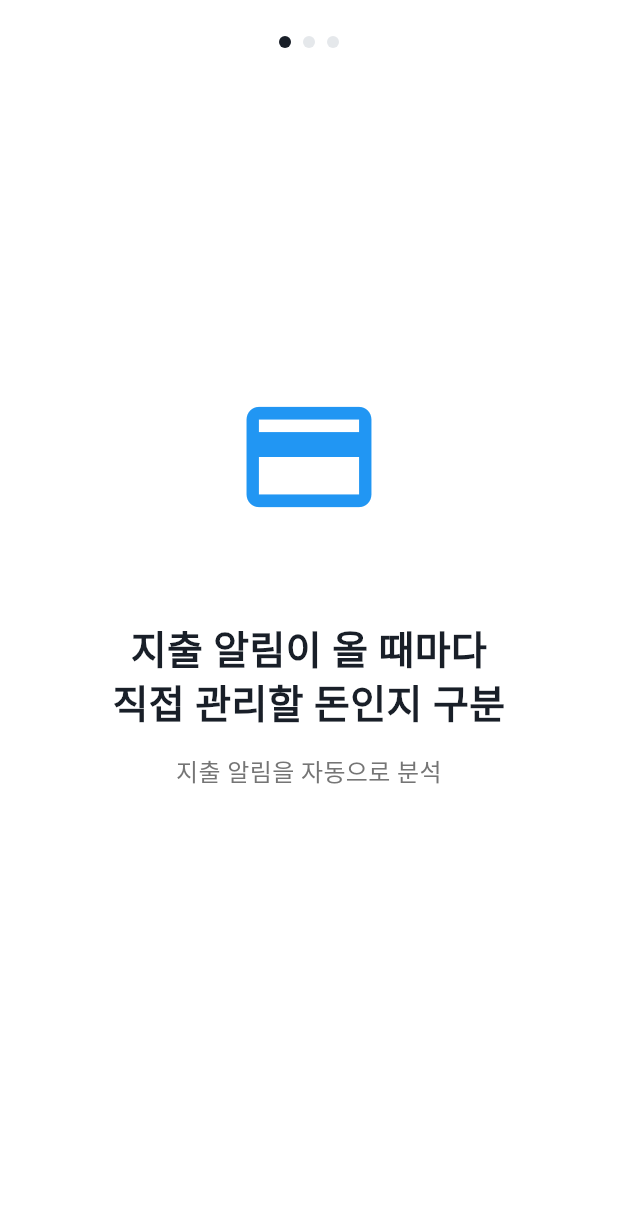
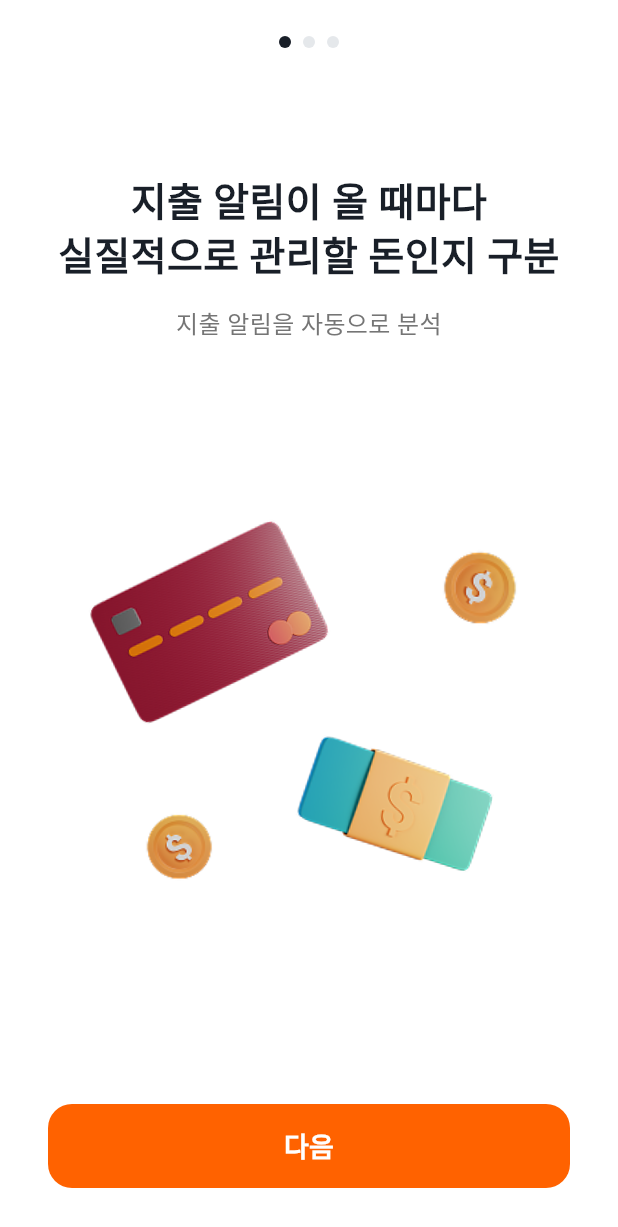
Before and after one commit to 9oormthon-univ/2025_SEASONTHON_TEAM_94_FE_APP, a Flutter app: the screen it shows after launch, on a phone screen of 412 x 824 dp. Shown: the top 1227 px of the screen. Run offline on Flutter 3.47's test engine with Material 3 defaults, Android fonts, the phone set to English and light mode, and no system bars; our stand-ins replace shared_preferences, sqflite, webview_flutter; accounts and stored records are empty.

Commit message:
feat: 최초 온보딩 3개 수정

```diff
--- a/lib/screens/onboarding/korean_onboarding_screen.dart
+++ b/lib/screens/onboarding/korean_onboarding_screen.dart
@@ -178,26 +178,15 @@ class _KoreanOnboardingScreenState extends State<KoreanOnboardingScreen> with Wi
       body: SafeArea(
         child: Column(
           children: [
-            // 상단 네비게이션 (뒤로가기, 페이지 인디케이터)
+            // 상단 페이지 인디케이터
             Padding(
               padding: const EdgeInsets.all(24.0),
-              child: Row(
-                children: [
-                  // 뒤로가기 버튼 (첫 번째 페이지가 아닐 때만)
-                  if (_currentPage > 0)
-                    IconButton(
-                      onPressed: _previousPage,
-                      icon: const Icon(Icons.arrow_back_ios, size: 20),
-                      color: const Color(0xFF191F28),
-                    )
-                  else
-                    const SizedBox(width: 48),
-
-                  const Spacer(),
-
+              child: Center(
+                child:
                   // 페이지 인디케이터 (처음 3개 페이지만)
-                  if (_currentPage < 3)
-                    Row(
+                  _currentPage < 3
+                    ? Row(
+                        mainAxisAlignment: MainAxisAlignment.center,
                         children: List.generate(3, (index) {
                           return Container(
                             margin: const EdgeInsets.symmetric(horizontal: 4),
@@ -212,12 +201,7 @@ class _KoreanOnboardingScreenState extends State<KoreanOnboardingScreen> with Wi
                           );
                         }),
                       )
-                  else
-                    const SizedBox(width: 8 * 3 + 4 * 2 * 3),
-
-                  const Spacer(),
-                  const SizedBox(width: 48),
-                ],
+                    : const SizedBox.shrink(),
               ),
             ),
 
@@ -233,22 +217,29 @@ class _KoreanOnboardingScreenState extends State<KoreanOnboardingScreen> with Wi
                 },
                 children: [
                   _buildExplanationPage(
-                    icon: Icons.credit_card,
-                    title: '지출 알림이 올 때마다\n직접 관리할 돈인지 구분',
+                    title: '지출 알림이 올 때마다\n실질적으로 관리할 돈인지 구분',
                     subtitle: '지출 알림을 자동으로 분석',
-                    color: Colors.blue,
+                    images: [
+                      'assets/images/page1-card-front-color.png',        // 좌상단
+                      'assets/images/page1-dollar-front-color.png',      // 우상단
+                      'assets/images/page1-dollar-front-color-1.png',    // 좌하단
+                      'assets/images/page1-money-front-color.png',       // 우하단
+                    ],
                   ),
                   _buildExplanationPage(
-                    icon: Icons.lock,
                     title: '막연한 지출내역을\n내 의지로 온전하게 통제',
-                    subtitle: '\'초과지출\'과 \'고정지출\'로 구분',
-                    color: Colors.orange,
+                    subtitle: '\'지출\'과 \'고정지출\'로 구분',
+                    images: [
+                      'assets/images/page2-lock-front-color.png',
+                      'assets/images/page2-key-front-color.png',
+                    ],
                   ),
                   _buildExplanationPage(
-                    icon: Icons.account_balance_wallet,
                     title: '꼭 필요한 지출만 하도록\n그만써에서 간편하게 관리',
                     subtitle: '체감하지 못했던 진짜 지출을 확실하게',
-                    color: Colors.green,
+                    images: [
+                      'assets/images/page3-wallet-front-color.png',
+                    ],
                   ),
                   _buildPermissionPage(
                     icon: Icons.notifications_active,
@@ -277,27 +268,17 @@ class _KoreanOnboardingScreenState extends State<KoreanOnboardingScreen> with Wi
   }
 
   Widget _buildExplanationPage({
-    required IconData icon,
     required String title,
     required String subtitle,
-    required Color color,
+    required List<String> images,
   }) {
     return Padding(
       padding: const EdgeInsets.symmetric(horizontal: 32.0),
       child: Column(
         children: [
-          const Spacer(flex: 2),
-
-          // 아이콘
-          Icon(
-            icon,
-            size: 100,
-            color: color,
-          ),
-
           const SizedBox(height: 60),
 
-          // 제목
+          // 제목 (상단에 위치)
           Text(
             title,
             style: const TextStyle(
@@ -311,7 +292,7 @@ class _KoreanOnboardingScreenState extends State<KoreanOnboardingScreen> with Wi
 
           const SizedBox(height: 16),
 
-          // 부제목
+          // 부제목 (제목 바로 아래)
           Text(
             subtitle,
             style: TextStyle(
@@ -322,7 +303,47 @@ class _KoreanOnboardingScreenState extends State<KoreanOnboardingScreen> with Wi
             textAlign: TextAlign.center,
           ),
 
-          const Spacer(flex: 3),
+          const Spacer(flex: 1),
+
+          // 이미지들 조합 (중앙에 위치)
+          SizedBox(
+            height: 300,
+            child: _buildImageComposition(images),
+          ),
+
+          const Spacer(flex: 1),
+
+          // 다음 버튼
+          SizedBox(
+            width: double.infinity,
+            height: 56,
+            child: ElevatedButton(
+              onPressed: () {
+                if (_currentPage < 2) {
+                  _nextPage();
+                } else if (_currentPage == 2) {
+                  _nextPage(); // 권한 페이지로 이동
+                }
+              },
+              style: ElevatedButton.styleFrom(
+                backgroundColor: const Color(0xFFFF6200),
+                foregroundColor: Colors.white,
+                shape: RoundedRectangleBorder(
+                  borderRadius: BorderRadius.circular(16),
+                ),
+                elevation: 0,
+              ),
+              child: Text(
+                _currentPage < 2 ? '다음' : '지출 번화가 기대돼요',
+                style: const TextStyle(
+                  fontSize: 18,
+                  fontWeight: FontWeight.w600,
+                ),
+              ),
+            ),
+          ),
+
+          const SizedBox(height: 32),
         ],
       ),
     );
@@ -439,7 +460,10 @@ class _KoreanOnboardingScreenState extends State<KoreanOnboardingScreen> with Wi
             height: 56,
             child: ElevatedButton(
               onPressed: _isLoading ? null : () {
-                if (_currentPage < 3) {
+                if (_currentPage < 2) {
+                  _nextPage();
+                } else if (_currentPage == 2) {
+                  // 마지막 설명 페이지에서 권한 페이지로 이동
                   _nextPage();
                 } else if (_currentPage == 3) {
                   _requestPushNotification();
@@ -448,7 +472,7 @@ class _KoreanOnboardingScreenState extends State<KoreanOnboardingScreen> with Wi
                 }
               },
               style: ElevatedButton.styleFrom(
-                backgroundColor: const Color(0xFFEA580C),
+                backgroundColor: const Color(0xFFFF6200),
                 foregroundColor: Colors.white,
                 shape: RoundedRectangleBorder(
                   borderRadius: BorderRadius.circular(16),
@@ -465,7 +489,7 @@ class _KoreanOnboardingScreenState extends State<KoreanOnboardingScreen> with Wi
                   ),
                 ) :
                 Text(
-                  buttonText,
+                  _currentPage < 2 ? '다음' : _currentPage == 2 ? '지출 번화가 기대돼요' : buttonText,
                   style: const TextStyle(
                     fontSize: 18,
                     fontWeight: FontWeight.w600,
@@ -478,6 +502,110 @@ class _KoreanOnboardingScreenState extends State<KoreanOnboardingScreen> with Wi
         ],
       ),
     );
+  }
+
+  Widget _buildImageComposition(List<String> images) {
+    if (images.length == 1) {
+      // Page 3: 스크린샷과 정확히 일치하는 지갑 크기와 위치
+      return Center(
+        child: Image.asset(
+          images[0], // wallet
+          width: 200,
+          height: 160,
+          fit: BoxFit.contain,
+        ),
+      );
+    } else if (images.length == 2) {
+      // Page 2: 자물쇠와 열쇠를 훨씬 멀리 떨어뜨림
+      return Stack(
+        children: [
+          // 좌측: lock-front-color (자물쇠를 더 왼쪽으로)
+          Positioned(
+            left: -20,
+            top: 20,
+            child: Image.asset(
+              images[0], // lock
+              width: 270, // 180 * 1.5
+              height: 300, // 200 * 1.5
+              fit: BoxFit.contain,
+            ),
+          ),
+          // 우측 하단: key-front-color (열쇠를 훨씬 더 오른쪽으로)
+          Positioned(
+            right: -30,
+            bottom: 10,
+            child: Transform.rotate(
+              angle: -0.3, // 열쇠가 약간 기울어져 있음
+              child: Image.asset(
+                images[1], // key
+                width: 140,
+                height: 140,
+                fit: BoxFit.contain,
+              ),
+            ),
+          ),
+        ],
+      );
+    } else if (images.length >= 4) {
+      // Page 1: 카드 이미지들 1.5배 크기 증가
+      return Stack(
+        children: [
+          // 좌상단: card-front-color (1.5배 더 큰 빨간 카드 - 더 왼쪽으로)
+          Positioned(
+            top: 10,
+            left: -30,
+            child: Transform.rotate(
+              angle: -0.15, // 약간 기울어진 각도
+              child: Image.asset(
+                images[0], // card-front-color
+                width: 280, // 조금 줄임
+                height: 180, // 조금 줄임
+                fit: BoxFit.contain,
+              ),
+            ),
+          ),
+          // 우상단: dollar-front-color (달러 심볼)
+          Positioned(
+            top: 20,
+            right: 20,
+            child: Image.asset(
+              images[1], // dollar-front-color
+              width: 80,
+              height: 80,
+              fit: BoxFit.contain,
+            ),
+          ),
+          // 우하단: money-front-color (1.5배 더 큰 청록색 카드 - 더 오른쪽으로)
+          Positioned(
+            bottom: 20,
+            right: -10,
+            child: Transform.rotate(
+              angle: 0.1, // 살짝 반대 방향 기울임
+              child: Image.asset(
+                images[3], // money-front-color
+                width: 250, // 조금 줄임
+                height: 160, // 조금 줄임
+                fit: BoxFit.contain,
+              ),
+            ),
+          ),
+          // 좌하단: dollar-front-color-1 (달러 심볼) - 조금만 가까이
+          Positioned(
+            bottom: 30,
+            left: 50, // 20에서 조금만 오른쪽으로
+            child: Image.asset(
+              images[2], // dollar-front-color-1
+              width: 75,
+              height: 75,
+              fit: BoxFit.contain,
+            ),
+          ),
+        ],
+      );
+    }
+
+    // Fallback
+    return Container();
   }
 
   Widget _buildStepItem(String number, String text) {
--- a/pubspec.yaml
+++ b/pubspec.yaml
@@ -71,9 +71,8 @@ flutter:
   uses-material-design: true
 
   # To add assets to your application, add an assets section, like this:
-  # assets:
-  #   - images/a_dot_burr.jpeg
-  #   - images/a_dot_ham.jpeg
+  assets:
+    - assets/images/
 
   # An image asset can refer to one or more resolution-specific "variants", see
   # https://flutter.dev/to/resolution-aware-images
```
Also changed, not shown: assets/images/page1-card-front-color.png (added), assets/images/page1-dollar-front-color-1.png (added), assets/images/page1-dollar-front-color.png (added), assets/images/page1-money-front-color.png (added), assets/images/page2-key-front-color.png (added), assets/images/page2-lock-front-color.png (added), assets/images/page3-wallet-front-color.png (added). Lines whose indentation alone changed are shown as unchanged.
